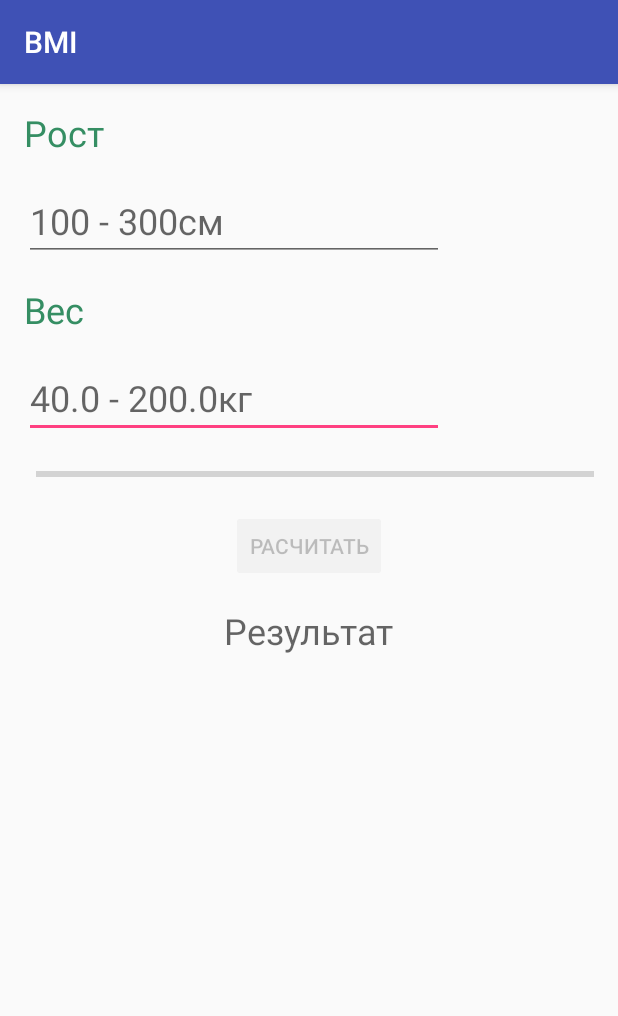
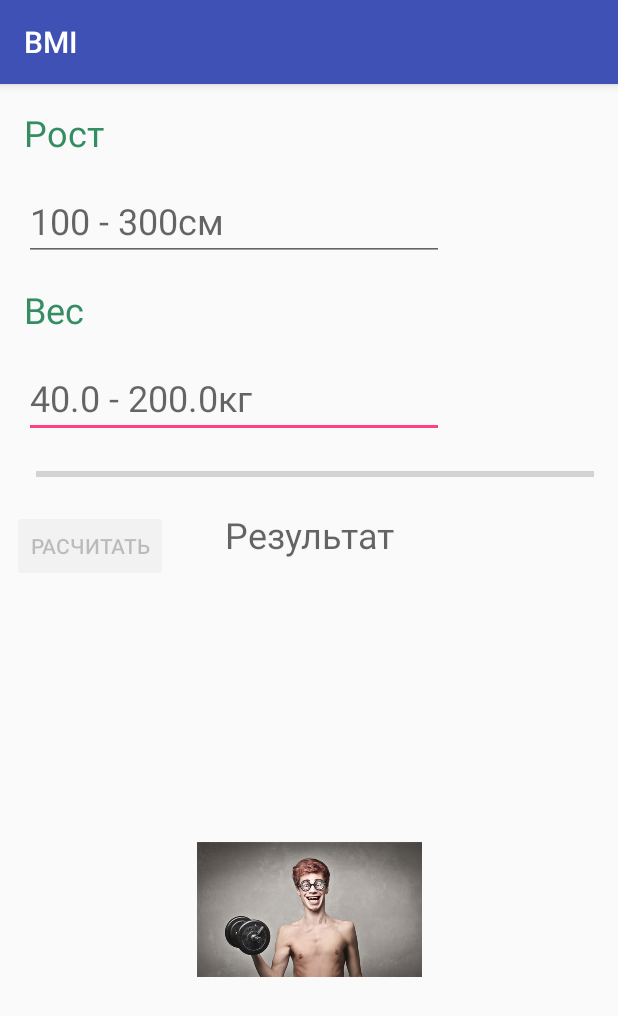
Before and after one commit to RomanDnipro/BMI_android, an Android app: the screen it shows after launch (MainActivity), on a phone screen of 412 x 824 dp. Shown: the top 1016 px of the screen. Run offline under Robolectric (Android 15) with nearby library versions, the phone set to English and light mode, and no system bars.

Commit message:
with images

```diff
--- a/app/src/main/java/ua/init/team/bmi/MainActivity.java
+++ b/app/src/main/java/ua/init/team/bmi/MainActivity.java
@@ -8,6 +8,7 @@ import android.text.TextWatcher;
 import android.view.View;
 import android.widget.Button;
 import android.widget.EditText;
+import android.widget.ImageView;
 import android.widget.ProgressBar;
 import android.widget.TextView;
 import android.widget.Toast;
@@ -17,6 +18,7 @@ import org.w3c.dom.Text;
 import static ua.init.team.bmi.R.id.bt_calculate;
 import static ua.init.team.bmi.R.id.et_height;
 import static ua.init.team.bmi.R.id.et_weight;
+import static ua.init.team.bmi.R.id.iv;
 import static ua.init.team.bmi.R.id.pb_correct_data;
 import static ua.init.team.bmi.R.id.tv_result;
 
@@ -27,6 +29,7 @@ public class MainActivity extends AppCompatActivity {
     Button mBtCalculate;
     ProgressBar mPb;
     TextView mTvResult;
+    ImageView mIv;
 
     static final int MIN_HEIGHT_VALUE = 100;
     static final int MAX_HEIGHT_VALUE = 300;
@@ -46,6 +49,7 @@ public class MainActivity extends AppCompatActivity {
         mBtCalculate = (Button)findViewById(bt_calculate);
         mPb = (ProgressBar)findViewById(pb_correct_data);
         mTvResult = (TextView)findViewById(tv_result);
+        mIv = (ImageView)findViewById(iv);
 
         mEtHeight.setHint(MIN_HEIGHT_VALUE + " - " + MAX_HEIGHT_VALUE + "см");
         mEtWeight.setHint(MIN_WEIGHT_VALUE + " - " + MAX_WEIGHT_VALUE + "кг");
@@ -171,10 +175,13 @@ public class MainActivity extends AppCompatActivity {
 //                    Toast.makeText(MainActivity.this, "" + bmi, Toast.LENGTH_SHORT).show();
                     if (bmi < 16){
                         bodyType = "Выраженный дефицит массы тела";
+                        mIv.setImageResource(R.drawable.p);
                     } else if (bmi < 18.5){
                         bodyType = "Дефицит массы тела";
+                        mIv.setImageResource(R.drawable.u);
                     } else if (bmi >= 18.5 && bmi < 25){
                         bodyType = "Норма";
+                        mIv.setImageResource(R.drawable.normone);
                     } else if (bmi >= 25 && bmi < 30){
                         bodyType = "Избыточная масса тела";
                     } else if (bmi >= 30 && bmi < 35){
--- a/app/src/main/res/layout/activity_main.xml
+++ b/app/src/main/res/layout/activity_main.xml
@@ -6,6 +6,20 @@
     android:layout_width="match_parent"
     android:layout_height="match_parent"
     tools:context="ua.init.team.bmi.MainActivity">
+
+    <ImageView
+        android:id="@+id/iv"
+        android:layout_width="150dp"
+        android:layout_height="150dp"
+        android:layout_marginBottom="8dp"
+        android:layout_marginLeft="8dp"
+        android:layout_marginRight="8dp"
+        android:layout_marginTop="8dp"
+        app:layout_constraintBottom_toBottomOf="parent"
+        app:layout_constraintLeft_toLeftOf="parent"
+        app:layout_constraintRight_toRightOf="parent"
+        app:layout_constraintTop_toBottomOf="@+id/bt_calculate"
+        app:srcCompat="@drawable/normone" />
 
     <TextView
         android:id="@+id/tv_weight"
@@ -16,8 +30,7 @@
         android:textColor="#358e63"
         android:textSize="24sp"
         app:layout_constraintLeft_toLeftOf="@+id/et_height"
-        app:layout_constraintTop_toBottomOf="@+id/et_height"
-        android:layout_marginLeft="0dp" />
+        app:layout_constraintTop_toBottomOf="@+id/et_height" />
 
     <EditText
         android:id="@+id/et_weight"
@@ -69,7 +82,8 @@
         app:layout_constraintLeft_toLeftOf="@+id/et_weight"
         app:layout_constraintRight_toRightOf="parent"
         app:layout_constraintTop_toBottomOf="@+id/et_weight"
-        tools:ignore="RtlHardcoded" />
+        tools:ignore="RtlHardcoded"
+        android:layout_marginStart="8dp" />
 
     <Button
         android:id="@+id/bt_calculate"
@@ -82,20 +96,20 @@
         android:text="@string/button_name_calculate"
         app:layout_constraintLeft_toLeftOf="parent"
         app:layout_constraintTop_toBottomOf="@+id/pb_correct_data"
-        android:layout_marginRight="8dp"
-        app:layout_constraintRight_toRightOf="parent" />
+        android:layout_marginStart="8dp" />
 
     <TextView
         android:id="@+id/tv_result"
         android:layout_width="wrap_content"
         android:layout_height="wrap_content"
-        android:layout_marginTop="16dp"
         android:hint="@string/hint_tv_result_default"
         android:textSize="24sp"
-        app:layout_constraintTop_toBottomOf="@+id/bt_calculate"
         android:layout_marginLeft="8dp"
         app:layout_constraintLeft_toLeftOf="parent"
         android:layout_marginRight="8dp"
         app:layout_constraintRight_toRightOf="parent"
-        app:layout_constraintHorizontal_bias="0.501" />
+        app:layout_constraintHorizontal_bias="0.503"
+        app:layout_constraintTop_toTopOf="@+id/bt_calculate"
+        android:layout_marginStart="8dp"
+        android:layout_marginEnd="8dp" />
 </android.support.constraint.ConstraintLayout>
```
Also changed, not shown: app/src/main/res/drawable/normone.jpg (added), app/src/main/res/drawable/p.jpg (added), app/src/main/res/drawable/u.jpg (added).
